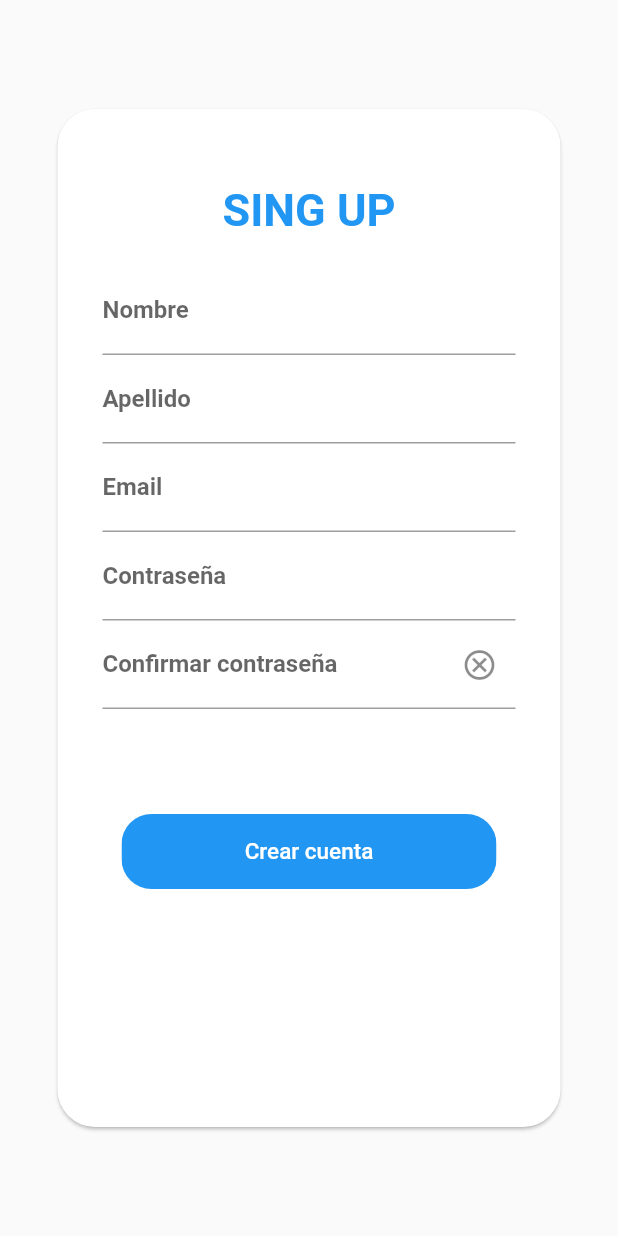
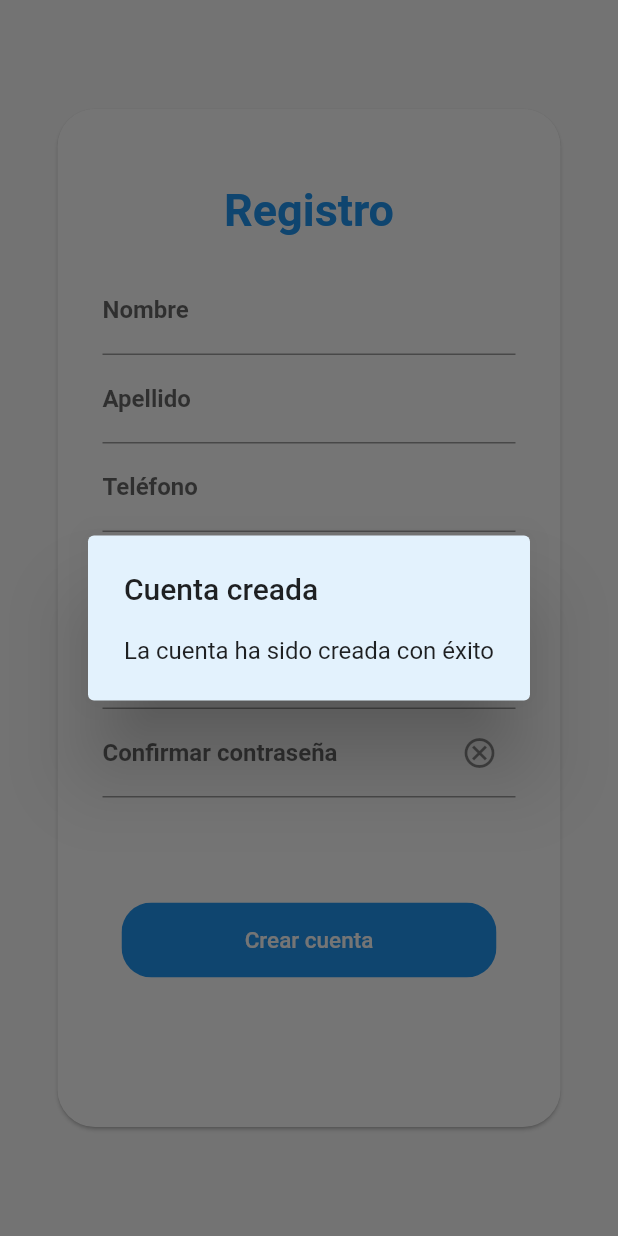
Before and after one commit to FundIngSoft2021-30/javestore, a Flutter app: the Body widget shown alone on an empty page, opened directly, after a tap on "Crear cuenta", on a phone screen of 412 x 824 dp. Run offline on Flutter 3.47's test engine with Material 2 defaults, Android fonts, the phone set to English and light mode, and no system bars; our stand-ins replace flutter_rating_bar; network calls fail.

Commit message:
Login and Sing up done missing some validations

```diff
--- /dev/null
+++ b/jave_store/lib/Entidades/Cuenta.dart
@@ -0,0 +1,19 @@
+//@dart=2.9
+import 'dart:convert';
+
+List<Cuenta> CuentaFromJson(String str) =>
+    List<Cuenta>.from(json.decode(str).map((x) => Cuenta.fromJson(x)));
+
+class Cuenta {
+  String email;
+  String pass;
+  String rol;
+
+  Cuenta({this.pass, this.email, this.rol});
+
+  @override
+  String toString() => "email:${this.email} pass:${this.pass} rol:${this.rol}";
+
+  factory Cuenta.fromJson(Map<String, dynamic> json) =>
+      Cuenta(email: json["email"], pass: json["password"], rol: json["rol"]);
+}
--- a/jave_store/lib/Entidades/Usuario.dart
+++ b/jave_store/lib/Entidades/Usuario.dart
@@ -1,10 +1,12 @@
 //@dart=2.9
 import 'dart:convert';
+
+import 'package:jave_store/Entidades/Cuenta.dart';
 
 List<Usuario> UsuarioFromJson(String str) =>
     List<Usuario>.from(json.decode(str).map((x) => Usuario.fromJson(x)));
 
-class Usuario {
+class Usuario extends Cuenta {
   String nombre;
   String apellido;
   String direccion;
--- a/jave_store/lib/Pages/Catalogo/catalogo.dart
+++ b/jave_store/lib/Pages/Catalogo/catalogo.dart
@@ -1,13 +1,12 @@
 //@dart=2.9
 import 'package:flutter/cupertino.dart';
 import 'package:flutter/material.dart';
-import 'package:jave_store/Entidades/Producto.dart';
 import 'package:jave_store/Pages/Catalogo/categorias.dart';
-import 'package:http/http.dart' as http;
 import 'package:jave_store/Pages/Catalogo/pages/screenLibro.dart';
 
+void main() => runApp(Catalogo());
+
 class Catalogo extends StatelessWidget {
-
   @override
   Widget build(BuildContext context) {
     return Stack(
--- a/jave_store/lib/Pages/Catalogo/ventanaProducto.dart
+++ b/jave_store/lib/Pages/Catalogo/ventanaProducto.dart
@@ -2,8 +2,6 @@
 import 'package:flutter/cupertino.dart';
 import 'package:flutter/material.dart';
 import 'package:jave_store/Entidades/Producto.dart';
-import 'package:jave_store/Pages/Widgets/AppBarTop.dart';
-import 'package:jave_store/Pages/Widgets/Button.dart';
 import 'package:flutter_rating_bar/flutter_rating_bar.dart';
 import 'package:http/http.dart' as http;
 
--- a/jave_store/lib/Pages/SingUp/Body.dart
+++ b/jave_store/lib/Pages/SingUp/Body.dart
@@ -1,6 +1,10 @@
 //@dart=2.9
+import 'dart:convert';
+
 import 'package:flutter/cupertino.dart';
 import 'package:flutter/material.dart';
+import 'package:http/http.dart' as http;
+import 'package:jave_store/Entidades/Usuario.dart';
 
 class Body extends StatefulWidget {
   @override
@@ -9,11 +13,51 @@ class Body extends StatefulWidget {
 
 class _BodyState extends State<Body> {
   bool _pass = false;
-  String passCamp;
+  bool _email = true;
+  TextEditingController nombre = new TextEditingController();
+  TextEditingController apellido = new TextEditingController();
+  TextEditingController email = new TextEditingController();
+  TextEditingController pass = new TextEditingController();
+  TextEditingController number = new TextEditingController();
+
   @override
   Widget build(BuildContext context) {
     Size size = MediaQuery.of(context).size;
-    String nombre, apellido, email;
+
+    Future<bool> getData() async {
+      final url = "https://javestore.000webhostapp.com/jave/queryDB.php";
+      final response = await http.post(Uri.parse(url), body: {
+        "query": "select id from Cuenta where email='${email.text}';"
+      });
+      String c = jsonDecode(response.body).toString();
+      if (c.length > 2)
+        return true;
+      else
+        return false;
+    }
+
+    Future createAccount() async {
+      if (number.text.length == 10) {
+        Usuario u = Usuario();
+        u.nombre = nombre.text;
+        u.apellido = apellido.text;
+        u.email = email.text;
+        u.pass = pass.text;
+        u.rol = "S";
+        u.numero = number.text;
+        print(u.nombre + u.apellido + u.numero);
+        final url = "https://javestore.000webhostapp.com/jave/crearCuenta.php";
+        final response = await http.post(Uri.parse(url), body: {
+          "name": u.nombre,
+          "surname": u.apellido,
+          "email": u.email,
+          "password": u.pass,
+          "rol": u.rol,
+          "number": u.numero,
+        });
+      }
+    }
+
     return Column(
       mainAxisAlignment: MainAxisAlignment.center,
       children: [
@@ -31,7 +75,7 @@ class _BodyState extends State<Body> {
                 child: Column(
                   children: [
                     Text(
-                      "SING UP",
+                      "Registro",
                       style: TextStyle(
                           color: Colors.blue,
                           fontSize: 30,
@@ -41,35 +85,52 @@ class _BodyState extends State<Body> {
                       height: 20,
                     ),
                     TextFormField(
+                      keyboardType: TextInputType.name,
                       style: TextStyle(color: Colors.black),
+                      controller: nombre,
                       decoration: InputDecoration(
                           labelText: "Nombre",
                           labelStyle: TextStyle(fontWeight: FontWeight.bold)),
-                      onSaved: (value) {
-                        nombre = value;
-                      },
                     ),
                     TextFormField(
+                      keyboardType: TextInputType.name,
                       style: TextStyle(color: Colors.black),
                       decoration: InputDecoration(
                           labelText: "Apellido",
                           labelStyle: TextStyle(fontWeight: FontWeight.bold)),
-                      onSaved: (value) {
-                        apellido = value;
-                      },
+                      controller: apellido,
                     ),
                     TextFormField(
+                      keyboardType: TextInputType.phone,
                       style: TextStyle(color: Colors.black),
                       decoration: InputDecoration(
+                          labelText: "Teléfono",
+                          labelStyle: TextStyle(fontWeight: FontWeight.bold)),
+                      controller: number,
+                    ),
+                    TextFormField(
+                      keyboardType: TextInputType.emailAddress,
+                      style: TextStyle(color: Colors.black),
+                      onChanged: (value) async {
+                        bool flag = await getData();
+                        if (flag)
+                          this._email = false;
+                        else
+                          this._email = true;
+                      },
+                      decoration: InputDecoration(
+                          suffixIcon: Icon(this._email
+                              ? Icons.check_outlined
+                              : Icons.cancel_outlined),
                           labelText: "Email",
                           labelStyle: TextStyle(fontWeight: FontWeight.bold)),
+                      controller: email,
                     ),
                     TextFormField(
+                      keyboardType: TextInputType.text,
                       obscureText: true,
                       style: TextStyle(color: Colors.black),
-                      onChanged: (val) {
-                        passCamp = val;
-                      },
+                      controller: pass,
                       decoration: InputDecoration(
                         labelText: "Contraseña",
                         labelStyle: TextStyle(
@@ -80,8 +141,8 @@ class _BodyState extends State<Body> {
                     TextFormField(
                       obscureText: true,
                       style: TextStyle(color: Colors.black),
-                      onChanged: (val) {
-                        if (passCamp == val)
+                      onChanged: (value) {
+                        if (pass.text == value)
                           this._pass = true;
                         else
                           this._pass = false;
@@ -97,20 +158,7 @@ class _BodyState extends State<Body> {
                       ),
                     ),
                     SizedBox(height: 70),
-                    roundedButton(size,nombre),
-                  ],
-                ),
-              ),
-            ),
-          ),
-        ),
-      ],
-    );
-  }
-}
-
-Widget roundedButton(Size size,String ss) {
-  return Container(
+                    Container(
                       width: 250,
                       height: 50,
                       child: ClipRRect(
@@ -118,8 +166,14 @@ Widget roundedButton(Size size,String ss) {
                         child: Container(
                           color: Colors.blue,
                           child: FlatButton(
+                            onLongPress: () => Alert(),
                             onPressed: () {
-              print(ss);
+                              createAccount();
+                              showDialog(
+                                  context: context,
+                                  builder: (BuildContext context) {
+                                    return Alert();
+                                  });
                             },
                             child: Text(
                               "Crear cuenta",
@@ -130,6 +184,23 @@ Widget roundedButton(Size size,String ss) {
                             ),
                           ),
                         ),
-      ) // This
+                      ),
+                    ), // This
+                  ],
+                ),
+              ),
+            ),
+          ),
+        ),
+      ],
     );
   }
+
+  Widget Alert() {
+    return AlertDialog(
+      backgroundColor: Colors.blue.shade50,
+      title: Text("Cuenta creada"),
+      content: Text("La cuenta ha sido creada con éxito"),
+    );
+  }
+}
```
Also changed, not shown: jave_store/controller/apiDB.dart (+13 -8 lines), jave_store/lib/Pages/Login Screen/LoginForm.dart (+44 -62 lines), jave_store/lib/Pages/Login Screen/api/ApiService.dart (deleted, +0 -17 lines). Lines whose indentation alone changed are shown as unchanged.
